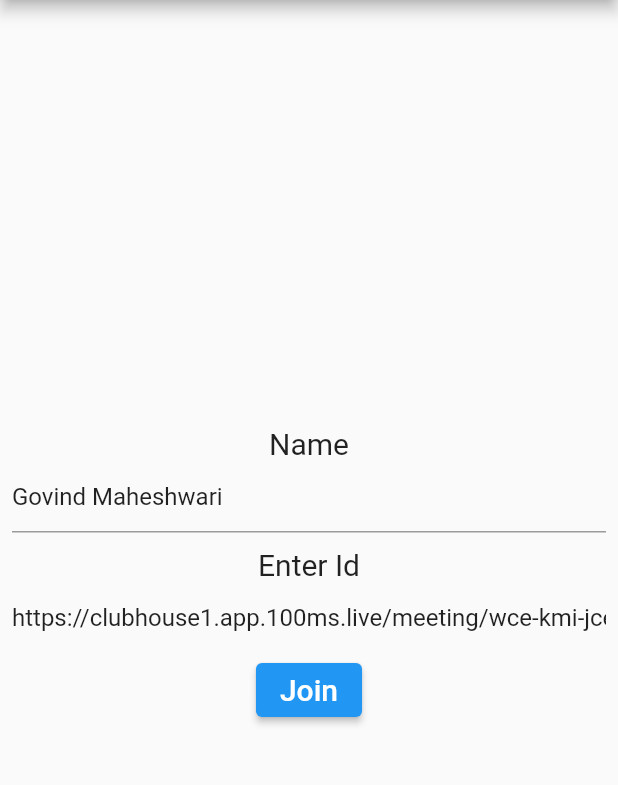
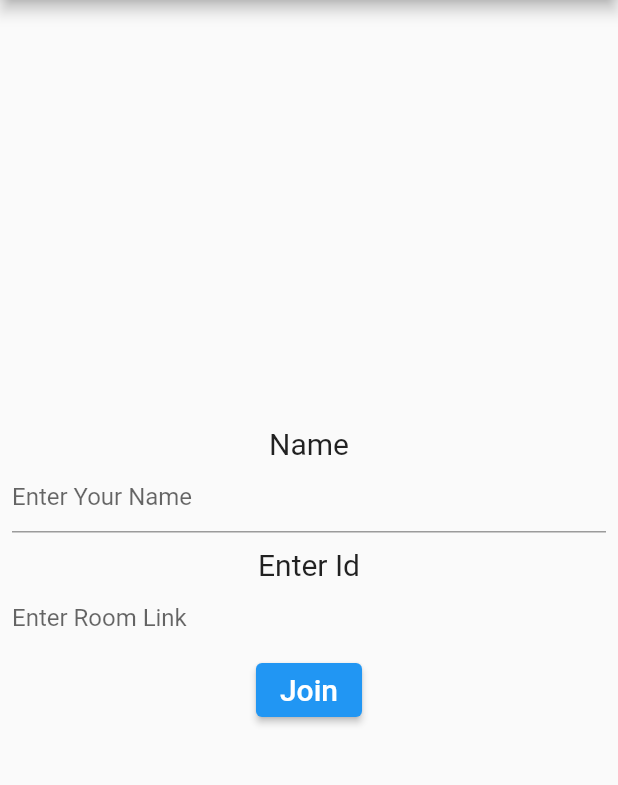
Before and after one commit to govindmaheshwari2/zoom-example-app, a Flutter app: the screen it shows after launch, on a phone screen of 412 x 824 dp, the part 84-869 px from its top. Run offline on Flutter 3.47's test engine with Material 2 defaults, Android fonts, the phone set to English and light mode, and no system bars; our stand-ins replace flutter_mobx, mobx; missing offline and left inert: hmssdk_flutter; generated files the repository leaves out were written again.

Commit message:
Update main.dart

```diff
--- a/lib/main.dart
+++ b/lib/main.dart
@@ -31,9 +31,9 @@ class HomePage extends StatefulWidget {
 
 class _HomePageState extends State<HomePage> {
   TextEditingController txtName =
-      TextEditingController(text: "Govind Maheshwari");
+      TextEditingController(text: "");
   TextEditingController txtId = TextEditingController(
-      text: "https://clubhouse1.app.100ms.live/meeting/wce-kmi-jce");
+      text: "");
   @override
   Widget build(BuildContext context) {
     return Scaffold(
@@ -67,7 +67,7 @@ class _HomePageState extends State<HomePage> {
             child: TextField(
               controller: txtId,
               decoration: const InputDecoration(
-                  border: InputBorder.none, hintText: 'Enter Room Id'),
+                  border: InputBorder.none, hintText: 'Enter Room Link'),
             ),
           ),
           ElevatedButton(
```
